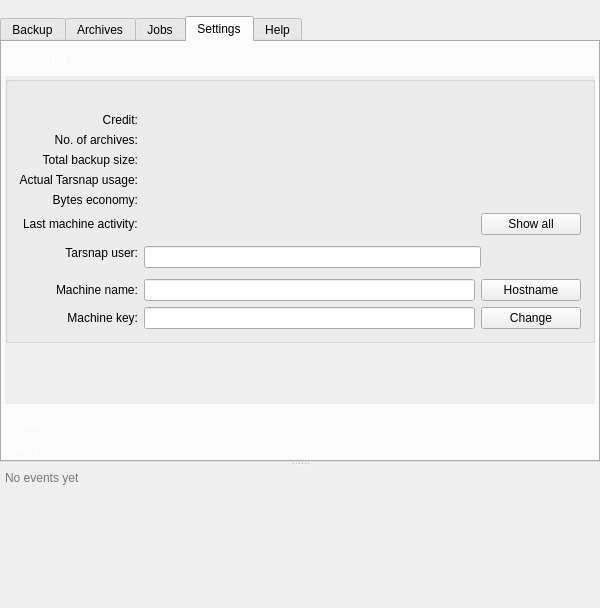
This is forms/mainwindow.ui in Tarsnap/tarsnap-gui as Qt 5 draws it before an edit. The edited form follows.
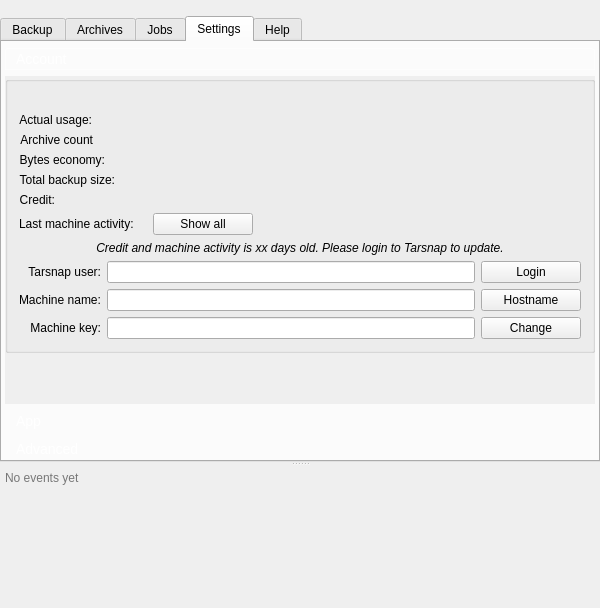
This is the edited form. The open tabs and pages were chosen to show the change. Icons and pictures are not drawn. Custom widgets are drawn as their Qt base class.

Commit message: More refinements to the Settings/Account page.

Patch:
```diff
--- a/forms/mainwindow.ui
+++ b/forms/mainwindow.ui
@@ -987,36 +987,17 @@
                    </widget>
                   </item>
                   <item>
-                   <widget class="QWidget" name="widget_7" native="true">
-                    <layout class="QFormLayout" name="formLayout">
+                   <layout class="QFormLayout" name="formLayout_3">
                      <property name="fieldGrowthPolicy">
                       <enum>QFormLayout::ExpandingFieldsGrow</enum>
                      </property>
-                     <property name="labelAlignment">
-                      <set>Qt::AlignRight|Qt::AlignTrailing|Qt::AlignVCenter</set>
-                     </property>
-                     <property name="formAlignment">
-                      <set>Qt::AlignCenter</set>
-                     </property>
-                     <property name="leftMargin">
-                      <number>0</number>
-                     </property>
-                     <property name="topMargin">
-                      <number>0</number>
-                     </property>
-                     <property name="rightMargin">
-                      <number>0</number>
-                     </property>
-                     <property name="bottomMargin">
-                      <number>0</number>
-                     </property>
                      <item row="0" column="0">
-                      <widget class="QLabel" name="label_16">
+                     <widget class="QLabel" name="label_4">
                        <property name="toolTip">
                         <string>Credit left on Tarsnap</string>
                        </property>
                        <property name="text">
-                        <string>Credit:</string>
+                       <string>Actual usage:</string>
                        </property>
                        <property name="alignment">
                         <set>Qt::AlignRight|Qt::AlignTrailing|Qt::AlignVCenter</set>
@@ -1024,13 +1005,7 @@
                       </widget>
                      </item>
                      <item row="0" column="1">
-                      <widget class="QLabel" name="accountCreditLabel">
-                       <property name="sizePolicy">
-                        <sizepolicy hsizetype="Expanding" vsizetype="Preferred">
-                         <horstretch>0</horstretch>
-                         <verstretch>0</verstretch>
-                        </sizepolicy>
-                       </property>
+                     <widget class="QLabel" name="accountActualSizeLabel">
                        <property name="font">
                         <font>
                          <weight>75</weight>
@@ -1051,7 +1026,7 @@
                      <item row="1" column="0">
                       <widget class="QLabel" name="label_6">
                        <property name="text">
-                        <string>No. of archives:</string>
+                       <string>Archive count</string>
                        </property>
                        <property name="alignment">
                         <set>Qt::AlignRight|Qt::AlignTrailing|Qt::AlignVCenter</set>
@@ -1060,12 +1035,6 @@
                      </item>
                      <item row="1" column="1">
                       <widget class="QLabel" name="accountArchivesCountLabel">
-                       <property name="sizePolicy">
-                        <sizepolicy hsizetype="Expanding" vsizetype="Preferred">
-                         <horstretch>0</horstretch>
-                         <verstretch>0</verstretch>
-                        </sizepolicy>
-                       </property>
                        <property name="font">
                         <font>
                          <weight>75</weight>
@@ -1081,6 +1050,35 @@
                       </widget>
                      </item>
                      <item row="2" column="0">
+                     <widget class="QLabel" name="label_21">
+                      <property name="toolTip">
+                       <string>Bytes reduced by deduplication and compression</string>
+                      </property>
+                      <property name="text">
+                       <string>Bytes economy:</string>
+                      </property>
+                      <property name="alignment">
+                       <set>Qt::AlignRight|Qt::AlignTrailing|Qt::AlignVCenter</set>
+                      </property>
+                     </widget>
+                    </item>
+                    <item row="2" column="1">
+                     <widget class="QLabel" name="accountStorageSavedLabel">
+                      <property name="font">
+                       <font>
+                        <weight>75</weight>
+                        <bold>true</bold>
+                       </font>
+                      </property>
+                      <property name="text">
+                       <string/>
+                      </property>
+                      <property name="textInteractionFlags">
+                       <set>Qt::LinksAccessibleByMouse|Qt::TextSelectableByMouse</set>
+                      </property>
+                     </widget>
+                    </item>
+                    <item row="3" column="0">
                       <widget class="QLabel" name="label_2">
                        <property name="toolTip">
                         <string>Real size of all stored archives</string>
@@ -1093,49 +1091,8 @@
                        </property>
                       </widget>
                      </item>
-                     <item row="2" column="1">
-                      <widget class="QLabel" name="accountTotalSizeLabel">
-                       <property name="sizePolicy">
-                        <sizepolicy hsizetype="Expanding" vsizetype="Preferred">
-                         <horstretch>0</horstretch>
-                         <verstretch>0</verstretch>
-                        </sizepolicy>
-                       </property>
-                       <property name="font">
-                        <font>
-                         <weight>75</weight>
-                         <bold>true</bold>
-                        </font>
-                       </property>
-                       <property name="text">
-                        <string/>
-                       </property>
-                       <property name="textInteractionFlags">
-                        <set>Qt::LinksAccessibleByMouse|Qt::TextSelectableByMouse</set>
-                       </property>
-                      </widget>
-                     </item>
-                     <item row="3" column="0">
-                      <widget class="QLabel" name="label_4">
-                       <property name="toolTip">
-                        <string>What you're paying for</string>
-                       </property>
-                       <property name="text">
-                        <string>Actual Tarsnap usage:</string>
-                       </property>
-                       <property name="alignment">
-                        <set>Qt::AlignRight|Qt::AlignTrailing|Qt::AlignVCenter</set>
-                       </property>
-                      </widget>
-                     </item>
                      <item row="3" column="1">
-                      <widget class="QLabel" name="accountActualSizeLabel">
-                       <property name="sizePolicy">
-                        <sizepolicy hsizetype="Expanding" vsizetype="Preferred">
-                         <horstretch>0</horstretch>
-                         <verstretch>0</verstretch>
-                        </sizepolicy>
-                       </property>
+                     <widget class="QLabel" name="accountTotalSizeLabel">
                        <property name="font">
                         <font>
                          <weight>75</weight>
@@ -1151,12 +1108,12 @@
                       </widget>
                      </item>
                      <item row="4" column="0">
-                      <widget class="QLabel" name="label_21">
+                     <widget class="QLabel" name="label_16">
                        <property name="toolTip">
                         <string>Bytes reduced by deduplication and compression</string>
                        </property>
                        <property name="text">
-                        <string>Bytes economy:</string>
+                       <string>Credit:</string>
                        </property>
                        <property name="alignment">
                         <set>Qt::AlignRight|Qt::AlignTrailing|Qt::AlignVCenter</set>
@@ -1164,13 +1121,7 @@
                       </widget>
                      </item>
                      <item row="4" column="1">
-                      <widget class="QLabel" name="accountStorageSavedLabel">
-                       <property name="sizePolicy">
-                        <sizepolicy hsizetype="Expanding" vsizetype="Preferred">
-                         <horstretch>0</horstretch>
-                         <verstretch>0</verstretch>
-                        </sizepolicy>
-                       </property>
+                     <widget class="QLabel" name="accountCreditLabel">
                        <property name="font">
                         <font>
                          <weight>75</weight>
@@ -1195,13 +1146,7 @@
                      <item row="5" column="1">
                       <layout class="QHBoxLayout" name="horizontalLayout_10">
                        <item>
-                        <widget class="TextLabel" name="accountMachineActivityLabel">
-                         <property name="sizePolicy">
-                          <sizepolicy hsizetype="Expanding" vsizetype="Preferred">
-                           <horstretch>0</horstretch>
-                           <verstretch>0</verstretch>
-                          </sizepolicy>
-                         </property>
+                       <widget class="TextLabel" name="machineActivityLabel">
                          <property name="font">
                           <font>
                            <weight>75</weight>
@@ -1246,7 +1191,51 @@
                        </item>
                       </layout>
                      </item>
-                     <item row="6" column="0">
+                   </layout>
+                  </item>
+                  <item>
+                   <widget class="QLabel" name="lastAccountUpdateLabel">
+                    <property name="font">
+                     <font>
+                      <italic>true</italic>
+                     </font>
+                    </property>
+                    <property name="toolTip">
+                     <string>Press the big Tarsnap button above to update login and update</string>
+                    </property>
+                    <property name="text">
+                     <string>Credit and machine activity is xx days old. Please login to Tarsnap to update.</string>
+                    </property>
+                    <property name="alignment">
+                     <set>Qt::AlignCenter</set>
+                    </property>
+                   </widget>
+                  </item>
+                  <item>
+                   <widget class="QWidget" name="widget_7" native="true">
+                    <layout class="QFormLayout" name="formLayout">
+                     <property name="fieldGrowthPolicy">
+                      <enum>QFormLayout::ExpandingFieldsGrow</enum>
+                     </property>
+                     <property name="labelAlignment">
+                      <set>Qt::AlignRight|Qt::AlignTrailing|Qt::AlignVCenter</set>
+                     </property>
+                     <property name="formAlignment">
+                      <set>Qt::AlignCenter</set>
+                     </property>
+                     <property name="leftMargin">
+                      <number>0</number>
+                     </property>
+                     <property name="topMargin">
+                      <number>0</number>
+                     </property>
+                     <property name="rightMargin">
+                      <number>0</number>
+                     </property>
+                     <property name="bottomMargin">
+                      <number>0</number>
+                     </property>
+                     <item row="0" column="0">
                       <widget class="QLabel" name="label">
                        <property name="text">
                         <string>Tarsnap user:</string>
@@ -1256,37 +1245,46 @@
                        </property>
                       </widget>
                      </item>
-                     <item row="6" column="1">
+                     <item row="0" column="1">
                       <layout class="QHBoxLayout" name="horizontalLayout_11">
                        <item>
                         <widget class="QLineEdit" name="accountUserLineEdit">
                          <property name="text">
                           <string/>
                          </property>
-                         <property name="clearButtonEnabled">
-                          <bool>true</bool>
-                         </property>
                         </widget>
                        </item>
                        <item>
-                        <spacer name="horizontalSpacer_2">
-                         <property name="orientation">
-                          <enum>Qt::Horizontal</enum>
+                        <widget class="QPushButton" name="accountUserLoginButtton">
+                         <property name="sizePolicy">
+                          <sizepolicy hsizetype="Fixed" vsizetype="Fixed">
+                           <horstretch>0</horstretch>
+                           <verstretch>0</verstretch>
+                          </sizepolicy>
                          </property>
-                         <property name="sizeType">
-                          <enum>QSizePolicy::Fixed</enum>
+                         <property name="minimumSize">
+                          <size>
+                           <width>100</width>
+                           <height>0</height>
+                          </size>
                          </property>
-                         <property name="sizeHint" stdset="0">
+                         <property name="maximumSize">
                           <size>
                            <width>100</width>
-                           <height>32</height>
+                           <height>16777215</height>
                           </size>
                          </property>
-                        </spacer>
+                         <property name="toolTip">
+                          <string>Login to tarsnap.com and update Account details.</string>
+                         </property>
+                         <property name="text">
+                          <string>Login</string>
+                         </property>
+                        </widget>
                        </item>
                       </layout>
                      </item>
-                     <item row="7" column="0">
+                     <item row="1" column="0">
                       <widget class="QLabel" name="label_19">
                        <property name="text">
                         <string>Machine name:</string>
@@ -1296,7 +1294,7 @@
                        </property>
                       </widget>
                      </item>
-                     <item row="7" column="1">
+                     <item row="1" column="1">
                       <layout class="QHBoxLayout" name="horizontalLayout_3">
                        <item>
                         <widget class="QLineEdit" name="accountMachineLineEdit">
@@ -1306,9 +1304,6 @@
                          <property name="placeholderText">
                           <string/>
                          </property>
-                         <property name="clearButtonEnabled">
-                          <bool>true</bool>
-                         </property>
                         </widget>
                        </item>
                        <item>
@@ -1338,7 +1333,7 @@
                        </item>
                       </layout>
                      </item>
-                     <item row="8" column="0">
+                     <item row="2" column="0">
                       <widget class="QLabel" name="label_11">
                        <property name="text">
                         <string>Machine key:</string>
@@ -1348,7 +1343,7 @@
                        </property>
                       </widget>
                      </item>
-                     <item row="8" column="1">
+                     <item row="2" column="1">
                       <layout class="QHBoxLayout" name="horizontalLayout_9">
                        <item>
                         <widget class="QLineEdit" name="accountMachineKeyLineEdit">
@@ -1358,9 +1353,6 @@
                          <property name="placeholderText">
                           <string/>
                          </property>
-                         <property name="clearButtonEnabled">
-                          <bool>true</bool>
-                         </property>
                         </widget>
                        </item>
                        <item>
```
Left out of the diff: 28 changed lines with no effect on the pictures. Lines whose indentation alone changed are shown as unchanged.
